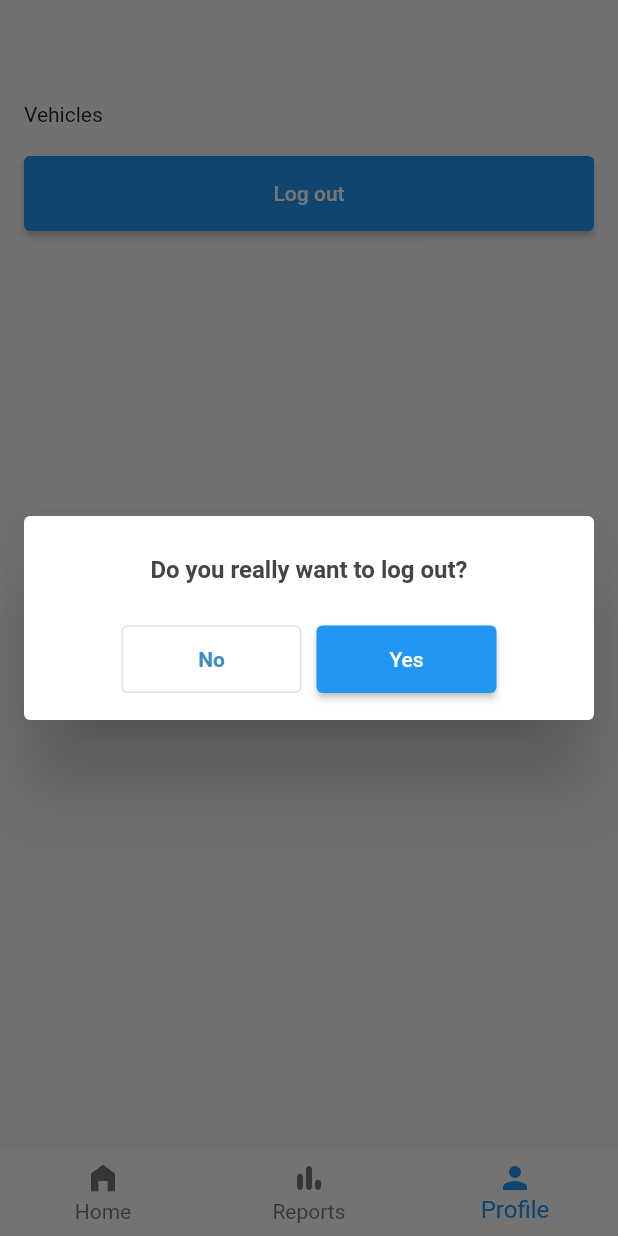
After one commit to AlefCSM/Gas-Calculator, a Flutter app: the HomePage screen opened directly, item 3 of the bottom bar chosen, after a tap on "Log out", on a phone screen of 412 x 824 dp. The commit adds this screen. Run offline on Flutter 3.47's test engine with Material 2 defaults, Android fonts, the phone set to English and light mode, and no system bars; our stand-ins replace cloud_firestore, currency_text_input_formatter, email_validator, firebase_auth, firebase_core, flutter_mobx and 8 more; accounts and stored records are empty; generated files the repository leaves out were written again.

Commit message:
warning and confirmation dialog

```diff
--- /dev/null
+++ b/lib/components/confirmation_dialog.dart
@@ -0,0 +1,171 @@
+import 'package:flutter/material.dart';
+import 'package:flutter/widgets.dart';
+import 'package:gas_calculator/assets/custom_colors/color_constants.dart';
+import 'package:gas_calculator/assets/custom_font_size/custom_font_size_constants.dart';
+import 'package:gas_calculator/components/custom_submit_buttom.dart';
+import 'package:gas_calculator/util/screen_util/screen_util.dart';
+
+// ignore: must_be_immutable
+class ConfirmationDialog extends StatefulWidget {
+  final String title;
+  final String description;
+  final String subDescription;
+  final String cancelButton;
+  Function? cancelFunction;
+  final String confirmButton;
+  Function? confirmFunction;
+
+  ConfirmationDialog({
+    required this.title,
+    required this.description,
+    this.subDescription = "",
+    required this.confirmButton,
+    required this.cancelButton,
+    this.cancelFunction,
+    this.confirmFunction,
+  });
+
+  @override
+  _ConfirmationDialogState createState() => _ConfirmationDialogState();
+}
+
+class _ConfirmationDialogState extends State<ConfirmationDialog>
+    with ScreenUtil {
+  bool loading = false;
+
+  @override
+  Widget build(BuildContext context) {
+    return MediaQuery(
+      data: mediaQueryTextFactor(context, ScreenUtil.TEXT_FACTOR_1_0),
+      child: AlertDialog(
+        titlePadding:
+            widget.description.isNotEmpty && widget.subDescription.isNotEmpty
+                ? EdgeInsets.only(top: 20)
+                : EdgeInsets.only(top: 10),
+        contentPadding:
+            widget.description.isNotEmpty && widget.subDescription.isNotEmpty
+                ? const EdgeInsets.fromLTRB(24.0, 20.0, 24.0, 24.0)
+                : const EdgeInsets.symmetric(horizontal: 24, vertical: 10),
+        title: Column(
+          children: [
+            Container(
+              margin: EdgeInsets.only(top: 16),
+              child: Text(
+                widget.title,
+                maxLines: 1,
+                overflow: TextOverflow.ellipsis,
+                textAlign: TextAlign.center,
+                style: TextStyle(
+                  fontSize: CustomFontSize.large,
+                  color: kDarkGrey,
+                  fontWeight: FontWeight.w600,
+                ),
+              ),
+            ),
+          ],
+        ),
+        insetPadding: EdgeInsets.symmetric(horizontal: 16.0),
+        content:
+            widget.description.isNotEmpty || widget.subDescription.isNotEmpty
+                ? SingleChildScrollView(
+                    child: Column(
+                      children: [
+                        Visibility(
+                          visible: widget.description.isNotEmpty,
+                          child: Container(
+                            child: Text(
+                              widget.description,
+                              maxLines: 2,
+                              textAlign: TextAlign.center,
+                              overflow: TextOverflow.ellipsis,
+                              style: TextStyle(
+                                fontSize: CustomFontSize.regular,
+                                color: kGrey,
+                                fontWeight: FontWeight.normal,
+                              ),
+                            ),
+                          ),
+                          replacement: Container(),
+                        ),
+                        Visibility(
+                          visible: widget.subDescription.isNotEmpty,
+                          child: Container(
+                            margin: EdgeInsets.only(top: 16),
+                            child: Text(
+                              widget.subDescription,
+                              maxLines: 2,
+                              textAlign: TextAlign.center,
+                              overflow: TextOverflow.ellipsis,
+                              style: TextStyle(
+                                fontSize: CustomFontSize.small,
+                                color: kGrey,
+                                fontWeight: FontWeight.normal,
+                              ),
+                            ),
+                          ),
+                          replacement: Container(),
+                        ),
+                      ],
+                    ),
+                  )
+                : SizedBox.shrink(),
+        actions: [
+          SizedBox(
+            width: MediaQuery.of(context).size.width,
+            child: Row(
+              mainAxisAlignment: MainAxisAlignment.center,
+              children: [
+                Container(
+                  height: 45.0,
+                  width: 120.0,
+                  margin: EdgeInsets.only(bottom: 10.0),
+                  child: OutlinedButton(
+                    child: Text(
+                      widget.cancelButton,
+                      maxLines: 1,
+                      overflow: TextOverflow.ellipsis,
+                      style: TextStyle(
+                        fontSize: CustomFontSize.regular,
+                        color: kDarkBlueColor,
+                        fontWeight: FontWeight.w600,
+                      ),
+                    ),
+                    onPressed: () {
+                      if (widget.cancelFunction != null) {
+                        widget.cancelFunction!();
+                      } else {
+                        Navigator.pop(context, false);
+                      }
+                    },
+                  ),
+                ),
+                Container(
+                  height: 45.0,
+                  width: 120.0,
+                  margin: EdgeInsets.only(left: 10.0, bottom: 10),
+                  child: SubmitButton(
+                    loading: loading,
+                    text: widget.confirmButton,
+                    onPressed: () async {
+                      if (widget.confirmFunction != null) {
+                        setState(() {
+                          loading = true;
+                        });
+                        await widget.confirmFunction!();
+                        setState(() {
+                          loading = false;
+                        });
+                      } else {
+                        Navigator.pop(context, true);
+                      }
+                    },
+                  ),
+                ),
+              ],
+            ),
+          )
+        ],
+      ),
+    );
+  }
+}
--- a/lib/stores/home_store/home_store.dart
+++ b/lib/stores/home_store/home_store.dart
@@ -1,5 +1,7 @@
 import 'package:flutter/cupertino.dart';
 import 'package:flutter/material.dart';
+import 'package:gas_calculator/components/confirmation_dialog.dart';
+import 'package:gas_calculator/components/warning_dialog.dart';
 import 'package:mobx/mobx.dart';
 
 part 'home_store.g.dart';
@@ -18,15 +20,46 @@ abstract class _HomeStore with Store {
   }
 
   get homePageIndex => 0;
+
   get chartPageIndex => 1;
 
- void navigateToPage({required BuildContext context,required Widget page,required Function callback}){
-   Navigator.push(
-     context,
-     MaterialPageRoute(
-       builder: (context) =>
-           page,
-     ),
-   ).then((value) => callback());
+  void navigateToPage(
+      {required BuildContext context,
+      required Widget page,
+      required Function callback}) {
+    Navigator.push(
+      context,
+      MaterialPageRoute(
+        builder: (context) => page,
+      ),
+    ).then((value) => callback());
   }
+
+  Future showDisconnectionDialog({required BuildContext context}) => showDialog(
+      context: context,
+      barrierDismissible: false,
+      builder: (BuildContext context) => WarningDialog(
+            title: "Warning",
+            description: "You are currently offline !",
+            textButton: "Ok",
+          ));
+
+
+  Future<bool?> showConfirmationDialog(
+      {required BuildContext context,
+        required String title,
+        required String description,
+        required String confirmButton,
+        required String cancelButton,
+        Function? confirmFunction,
+        Function? cancelFunction}) =>
+      showDialog(
+          context: context,
+          builder: (BuildContext context) => ConfirmationDialog(
+              title: title,
+              description: description,
+              confirmButton: confirmButton,
+              confirmFunction: confirmFunction,
+              cancelButton: cancelButton,
+              cancelFunction: cancelFunction));
 }
--- a/lib/tabs/profile_tab.dart
+++ b/lib/tabs/profile_tab.dart
@@ -36,10 +36,20 @@ class ProfileTab extends StatelessWidget {
                 )),
           ),
           SubmitButton(
-            text: "Sign out",
-            onPressed: () async{
-              await loginStore.signOut(context);
-              homeStore.setTab(homeStore.homePageIndex);
+            text: "Log out",
+            onPressed: () async {
+              bool? result = await homeStore.showConfirmationDialog(
+                      context: context,
+                      title: "Do you really want to log out?",
+                      description: "",
+                      confirmButton: "Yes",
+                      cancelButton: "No") ??
+                  false;
+
+              if (result) {
+                await loginStore.signOut(context);
+                homeStore.setTab(homeStore.homePageIndex);
+              }
             },
           )
         ],
--- a/lib/tabs/reports_tab.dart
+++ b/lib/tabs/reports_tab.dart
@@ -132,7 +132,7 @@ class _ReportsTabState extends State<ReportsTab> {
                                     fontWeight: FontWeight.bold),
                               ),
                               Text(
-                                  "${reportStore.generalReport.averageConsumption} km/L",
+                                  "${reportStore.generalReport.averageConsumption.toStringAsFixed(3)} km/L",
                                   style: TextStyle(
                                       color: kDarkGrey,
                                       fontWeight: FontWeight.w500))
--- a/pubspec.yaml
+++ b/pubspec.yaml
@@ -69,6 +69,7 @@ flutter:
     - lib/assets/images/diesel.png
     - lib/assets/images/gasoline.png
     - lib/assets/images/wheel.png
+    - lib/assets/images/no-internet.png
   # colar o link abaixo na loja
   #<div>Icons made by <a href="https://www.flaticon.com/authors/monkik" title="monkik">monkik</a> from <a href="https://www.flaticon.com/" title="Flaticon">www.flaticon.com</a></div>
 
```
Also changed, not shown: lib/components/warning_dialog.dart (added, +120 -0 lines), lib/pages/login_page.dart (+6 -4 lines), lib/pages/refuel_page.dart (+19 -6 lines), lib/pages/vehicle_page.dart (+16 -4 lines), lib/assets/images/no-internet.png (added), 1 other file.
